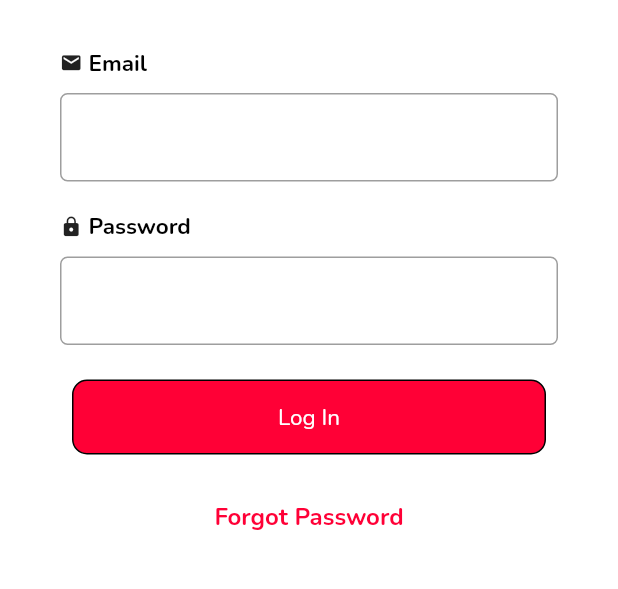
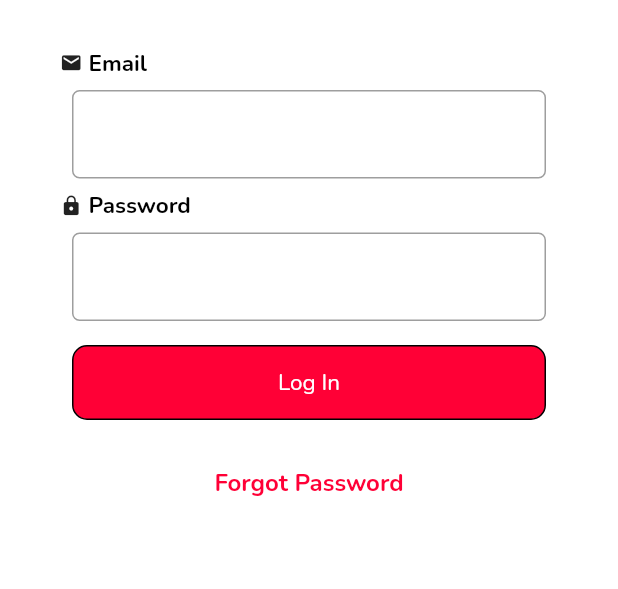
Before and after one commit to Asad1997diu/SYSFOOD, a Flutter app: the screen it shows after launch, on a phone screen of 412 x 824 dp, the part 309-898 px from its top. Run offline on Flutter 3.47's test engine with Material 2 defaults, Android fonts, the phone set to English and light mode, and no system bars; our stand-ins replace get, get_storage, google_fonts.

Commit message:
Second Commit

```diff
--- a/lib/main.dart
+++ b/lib/main.dart
@@ -5,7 +5,8 @@ import 'package:sysfood/routes/app_pages.dart';
 
 void main() async {
  await GetStorage.init();
-  runApp(GetMaterialApp(
+  runApp(
+      GetMaterialApp(
     title: "SYSFOOD",
     initialRoute: AppPages.INITIAL ,
     getPages: AppPages.routes,
--- a/lib/modules/login/login_screens.dart
+++ b/lib/modules/login/login_screens.dart
@@ -5,6 +5,8 @@ import 'package:sysfood/modules/forgotpass/forgot_pass_screens.dart';
 import 'package:sysfood/modules/login/login_controller.dart';
 import 'package:sysfood/routes/app_pages.dart';
 import 'package:sysfood/widgets/customize_button.dart';
+import 'package:sysfood/widgets/customize_textform.dart';
+
 
 class LogInScreen extends GetView<LoginController> {
    LogInScreen({Key? key}) : super(key: key);
@@ -28,9 +30,7 @@ class LogInScreen extends GetView<LoginController> {
           padding: const EdgeInsets.only(top: 20),
           height: size.height,
           width: size.width,
-          child: GetBuilder<LoginController>(
-            builder: (controller) {
-              return Column(
+          child:Column(
                 children: [
                   Image.asset("assets/images/Sysfood logo.png"),
                   Expanded(
@@ -73,20 +73,7 @@ class LogInScreen extends GetView<LoginController> {
                               ),
                             ],
                           ),
-                          const Padding(
-                            padding: EdgeInsets.only(top: 10, left: 15),),
-                          TextFormField(
-                            decoration: InputDecoration(
-                                border: OutlineInputBorder(
-                                  borderRadius: BorderRadius.circular(5),
-                                  borderSide: const BorderSide(
-                                    color: Color(0xFFff0036), width: 3,),
-                                )
-                            ),
-                            controller: controller.emailController,
-                          ),
-                          const Padding(
-                            padding: EdgeInsets.only(top: 20, left: 15),),
+                          const CustomizeTextForm(),
                           Row(
                             children: [
                               Icon(Icons.lock, size: 15),
@@ -100,27 +87,11 @@ class LogInScreen extends GetView<LoginController> {
                               ),
                             ],
                           ),
-                          const Padding(
-                            padding: EdgeInsets.only(top: 10, left: 15),),
-                          TextFormField(
-                            decoration: InputDecoration(
-                                border: OutlineInputBorder(
-                                  borderRadius: BorderRadius.circular(5),
-                                  borderSide: const BorderSide(
-                                    color: Color(0xFFff0036), width: 3,),
-                                )
-                            ),
-                            controller: controller.passwordController,
-                          ),
-                          const Padding(
-                            padding: EdgeInsets.only(top: 15, left: 10),),
+                          const CustomizeTextForm(),
                           const CustomizeButton(
                             buttonText: "Log In",
                             buttonColor: Color(0xFFff0036),
                             textColor: Colors.white,
-                            onPressed: (){
-                              controller.login();
-                            },
                           ),
                           Align(
                             alignment: Alignment.bottomCenter,
@@ -146,11 +117,9 @@ class LogInScreen extends GetView<LoginController> {
                     ),
                   ),
                 ],
-              );
-            }
+              ),
+              ),
           ),
-        ),
-      ),
-    );
+   );
   }
 }
--- a/lib/utils/baseurl.dart
+++ /dev/null
@@ -1,2 +0,0 @@
-
-const String baseurl = "http://192.168.0.101/waiter/";
--- /dev/null
+++ b/lib/widgets/customize_textform.dart
@@ -0,0 +1,21 @@
+import 'package:flutter/material.dart';
+
+class CustomizeTextForm extends StatelessWidget {
+  const CustomizeTextForm({Key? key}) : super(key: key);
+
+  @override
+  Widget build(BuildContext context) {
+    return Padding(
+      padding: const EdgeInsets.all(8.0),
+      child: TextFormField(
+        decoration: InputDecoration(
+            border: OutlineInputBorder(
+              borderRadius: BorderRadius.circular(5),
+              borderSide: const BorderSide(
+                color: Color(0xFFff0036), width: 3,),
+            )
+        ),
+      ),
+    );
+  }
+}
```
Also changed, not shown: lib/modules/forgotpass/forgot_pass_screens.dart (+2 -13 lines), lib/modules/login/login_controller.dart (+5 -33 lines).
